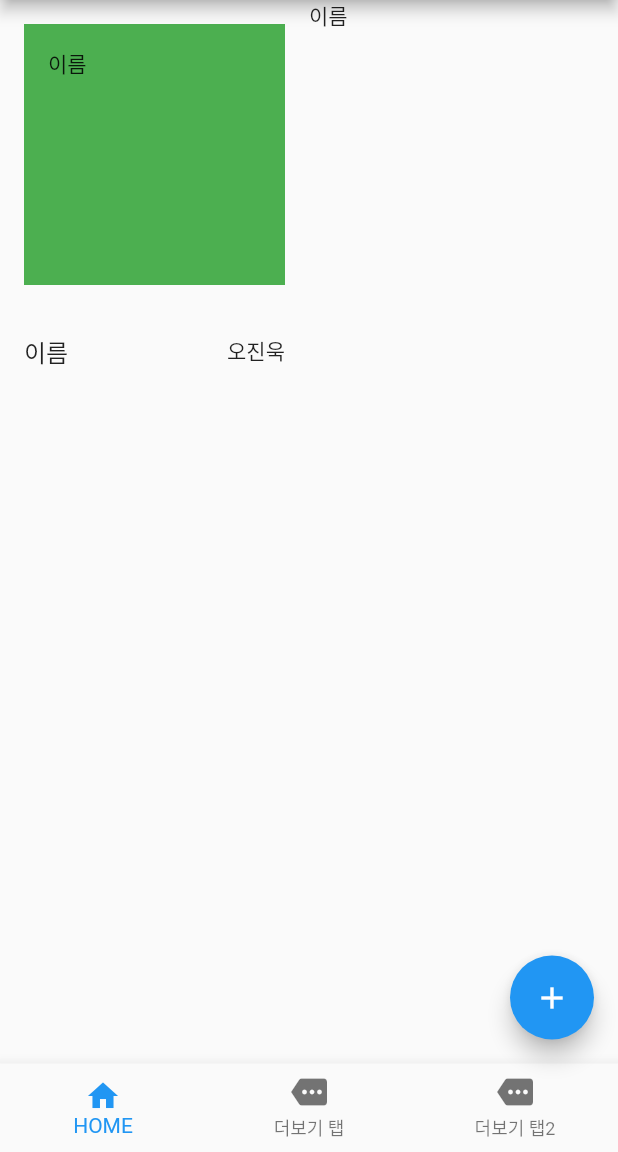
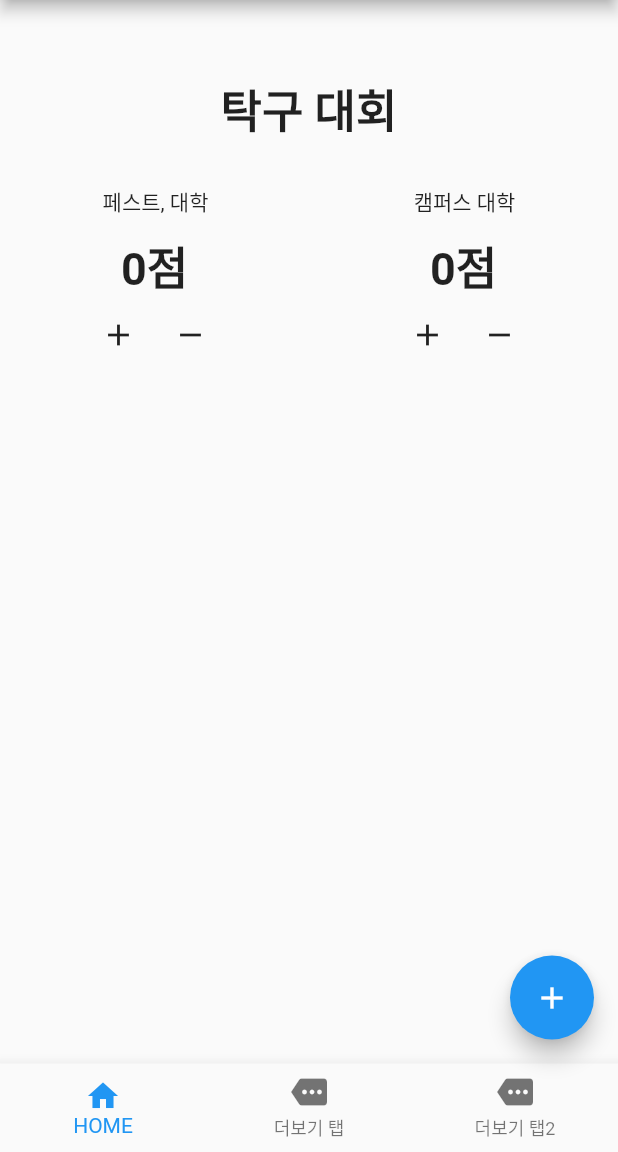
Before and after one commit to wlsdnr4675/flutter_study, a Flutter app: the screen it shows after launch, on a phone screen of 412 x 824 dp, the part 84-1236 px from its top. Run offline on Flutter 3.47's test engine with Material 2 defaults, Android fonts, the phone set to English and light mode, and no system bars.

Commit message:
feat: Add Count

```diff
--- a/fastcampus/lib/main.dart
+++ b/fastcampus/lib/main.dart
@@ -51,6 +51,9 @@ class _MyHomePageState extends State<MyHomePage> {
   int _counter = 0;
   int _idx = 0;
   Color color = Colors.blue;
+  int count1 = 0;
+  int count2 = 0;
+  String vicTeam = "";
 
   void _incrementCounter() {
     setState(() {
@@ -81,33 +84,93 @@ class _MyHomePageState extends State<MyHomePage> {
       appBar: AppBar(
         title: Text(widget.title),
       ),
-      body: Center(
-        child: GridView.count(
-          crossAxisCount: 2,
-          childAspectRatio: 1,
-          children: <Widget>[
-            InkWell(
-              child: Container(
-                child: Text("이름"),
-                margin: EdgeInsets.all(16),
-                padding: EdgeInsets.all(16),
-                color: color,
+      body: Column(
+        children: [
+          Container(
+            height: 50,
           ),
-              onTap: () => {
+          Text(
+            "탁구 대회",
+            style: TextStyle(fontSize: 30, fontWeight: FontWeight.bold),
+          ),
+          Container(
+            height: 30,
+          ),
+          Row(
+            mainAxisAlignment: MainAxisAlignment.spaceAround,
+            children: [
+              Text("페스트, 대학"),
+              Text("캠퍼스 대학"),
+            ],
+          ),
+          Container(
+            height: 10,
+          ),
+          Row(
+            mainAxisAlignment: MainAxisAlignment.spaceAround,
+            children: [
+              Text(
+                "$count1점",
+                style: TextStyle(fontSize: 30, fontWeight: FontWeight.bold),
+              ),
+              Text(
+                "$count2점",
+                style: TextStyle(fontSize: 30, fontWeight: FontWeight.bold),
+              ),
+            ],
+          ),
+          Row(
+            mainAxisAlignment: MainAxisAlignment.spaceAround,
+            children: [
+              Row(
+                children: [
+                  IconButton(
+                      onPressed: () {
                         setState(() {
-                  color = Colors.redAccent;
-                }),
-                Navigator.of(context).pop()
+                          count1 = count1 + 1;
+                          if (count1 > 10) {
+                            vicTeam = "페스트 대학 승리";
+                          }
+                        });
                       },
+                      icon: Icon(Icons.add)),
+                  IconButton(
+                      onPressed: () {
+                        setState(() {
+                          count1 = count1 - 1;
+                        });
+                      },
+                      icon: Icon(Icons.remove)),
+                ],
               ),
-            Text("이름"),
-            ListTile(
-              title: Text("이름"),
-              trailing: Text("오진욱"),
-              onTap: () => {print("오진욱")},
+              Row(
+                children: [
+                  IconButton(
+                      onPressed: () {
+                        setState(() {
+                          count2 = count2 + 1;
+                          if (count2 > 10) {
+                            vicTeam = "캠퍼스 대학 승리";
+                          }
+                        });
+                      },
+                      icon: Icon(Icons.add)),
+                  IconButton(
+                      onPressed: () {
+                        setState(() {
+                          count2 = count2 - 1;
+                        });
+                      },
+                      icon: Icon(Icons.remove)),
+                ],
               )
             ],
           ),
+          Text(
+            vicTeam,
+            style: TextStyle(fontSize: 50, color: Colors.green),
+          )
+        ],
       ),
       floatingActionButton: FloatingActionButton(
         onPressed: () => {
```
Lines whose indentation alone changed are shown as unchanged.
